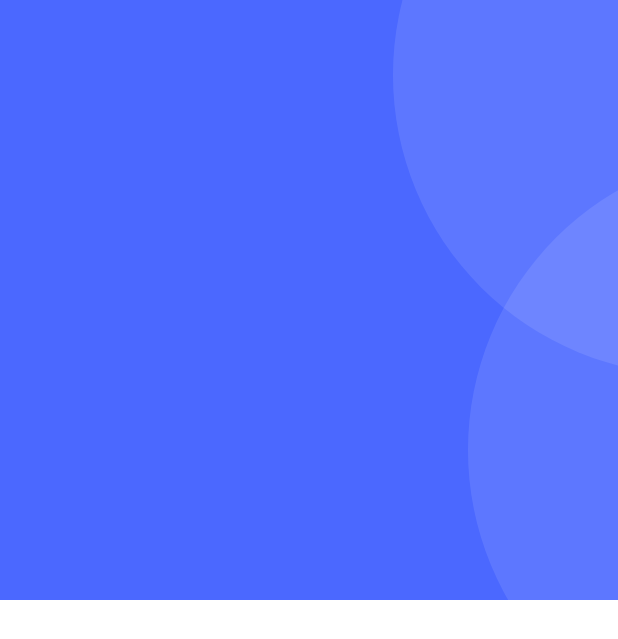
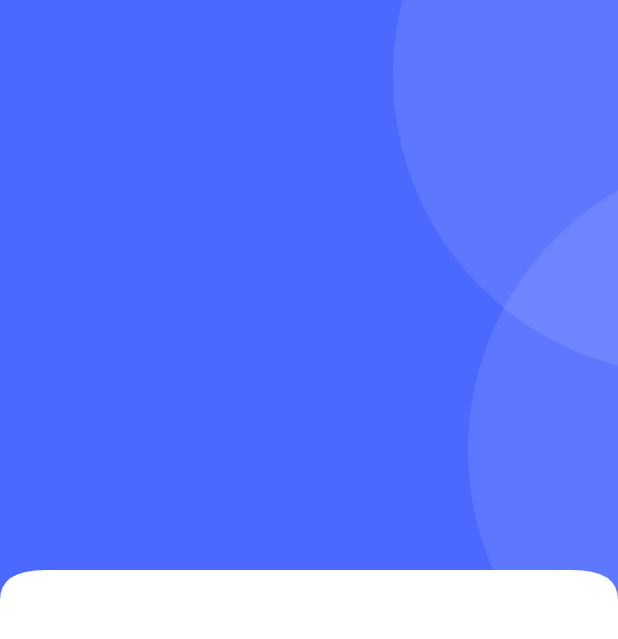
Before and after one commit to webwatson92/architecture_e_commerce_pro, a Flutter app: the HomeScreen screen opened directly, on a phone screen of 412 x 824 dp. Shown: the top 639 px of the screen. Run offline on Flutter 3.47's test engine with Material 3 defaults, Android fonts, the phone set to English and light mode, and no system bars; our stand-ins replace get, iconsax, logger, smooth_page_indicator.

Commit message:
finalisation de curve edge dans l'application sur la pahe home 01:74min mundi nuit

```diff
--- /dev/null
+++ b/lib/common/widgets/custom_chapes/containers/primary_header_container.dart
@@ -0,0 +1,31 @@
+
+import 'package:e_commerce_pro/common/widgets/custom_chapes/containers/circular_container.dart';
+import 'package:e_commerce_pro/common/widgets/custom_chapes/curved_edges/curved_edges_widget.dart';
+import 'package:e_commerce_pro/utils/constants/colors.dart';
+import 'package:flutter/material.dart';
+
+class TPrimaryHeaderContainer extends StatelessWidget {
+  const TPrimaryHeaderContainer({
+    super.key, required this.child,
+  });
+
+  final Widget child;
+  @override
+  Widget build(BuildContext context) {
+    return TCurveEdgeWidget(
+      child: Container(
+        color: TColors.primaryColors,
+        padding: const EdgeInsets.all(0),
+        child: SizedBox(
+          height: 400,
+          child: Stack(
+            children: [
+              Positioned(top: -150, right: -250 ,child: TCircularContainer(backgroundColor: TColors.textWhite.withOpacity(0.1),)),
+              Positioned(top: 100, right: -300 ,child: TCircularContainer(backgroundColor: TColors.textWhite.withOpacity(0.1),)),
+            ],
+          ),
+        ),
+      ),
+    );
+  }
+}
--- /dev/null
+++ b/lib/common/widgets/custom_chapes/curved_edges/curved_edge.dart
@@ -0,0 +1,33 @@
+import 'package:flutter/material.dart';
+
+class TCustomCurvedEdges extends CustomClipper<Path>{
+  @override
+  Path getClip(Size size) {
+    var path = Path();
+    path.lineTo(0, size.height);
+
+    final firstCurve = Offset(0, size.height - 20);
+    final lastCurve = Offset(30, size.height - 20);
+    path.quadraticBezierTo(firstCurve.dx, firstCurve.dy, lastCurve.dx, lastCurve.dy);
+
+    final secondFirstCurve = Offset(0, size.height-20);
+    final SecondLastCurve = Offset(size.width-30, size.height-20);
+    path.quadraticBezierTo(secondFirstCurve.dx, secondFirstCurve.dy, SecondLastCurve.dx, SecondLastCurve.dy);
+
+    final thirdFirstCurve = Offset(size.width, size.height-20);
+    final thirdLastCurve = Offset(size.width, size.height);
+    path.quadraticBezierTo(thirdFirstCurve.dx, thirdFirstCurve.dy, thirdLastCurve.dx, thirdLastCurve.dy);
+
+
+
+    path.lineTo(size.width, 0);
+    path.close();
+    return path;
+  }
+
+  @override
+  bool shouldReclip(covariant CustomClipper<Path> oldClipper) {
+    return true;
+  }
+
+}
--- /dev/null
+++ b/lib/common/widgets/custom_chapes/curved_edges/curved_edges_widget.dart
@@ -0,0 +1,19 @@
+
+import 'package:e_commerce_pro/common/widgets/custom_chapes/curved_edges/curved_edge.dart';
+import 'package:flutter/material.dart';
+
+class TCurveEdgeWidget extends StatelessWidget {
+  const TCurveEdgeWidget({
+    super.key, this.child,
+  });
+
+  final Widget? child;
+
+  @override
+  Widget build(BuildContext context) {
+    return ClipPath(
+      clipper: TCustomCurvedEdges(),
+      child: child,
+    );
+  }
+}
--- a/lib/features/shop/screens/home/home_screen.dart
+++ b/lib/features/shop/screens/home/home_screen.dart
@@ -1,5 +1,4 @@
-import 'package:e_commerce_pro/common/widgets/custom_chapes/controllers/circular_container.dart';
-import 'package:e_commerce_pro/utils/constants/colors.dart';
+import 'package:e_commerce_pro/common/widgets/custom_chapes/containers/primary_header_container.dart';
 import 'package:flutter/material.dart';
 
 class HomeScreen extends StatelessWidget {
@@ -11,19 +10,8 @@ class HomeScreen extends StatelessWidget {
       body: SingleChildScrollView(
         child: Column(
           children: [
-            Container(
-              color: TColors.primaryColors,
-              padding: const EdgeInsets.all(0),
-              child: SizedBox(
-                height: 400,
-                child: Stack(
-                  children: [
-                    Positioned(top: -150, right: -250 ,child: TCircularContainer(backgroundColor: TColors.textWhite.withOpacity(0.1),)),
-                    Positioned(top: 100, right: -300 ,child: TCircularContainer(backgroundColor: TColors.textWhite.withOpacity(0.1),)),
-
-                  ],
-                ),
-              ),
+            TPrimaryHeaderContainer(
+              child: Container(),
             ),
           ],
         ),
```
Also changed, not shown: lib/common/widgets/custom_chapes/containers/circular_container.dart (renamed from lib/common/widgets/custom_chapes/controllers/circular_container.dart).
